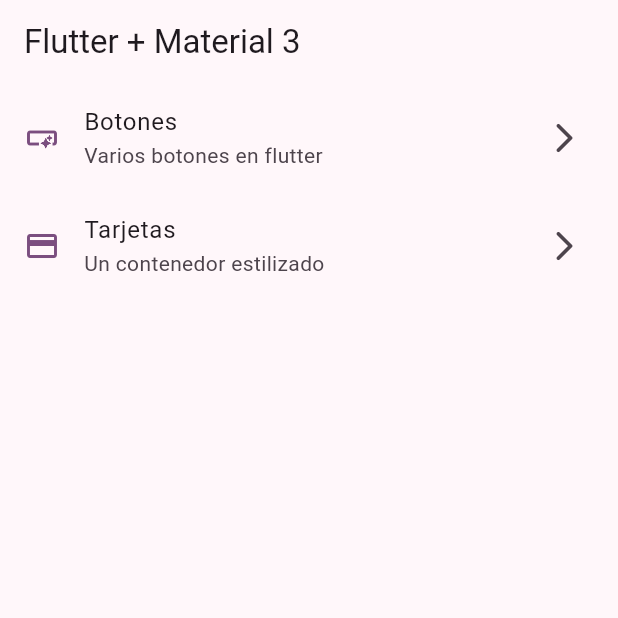
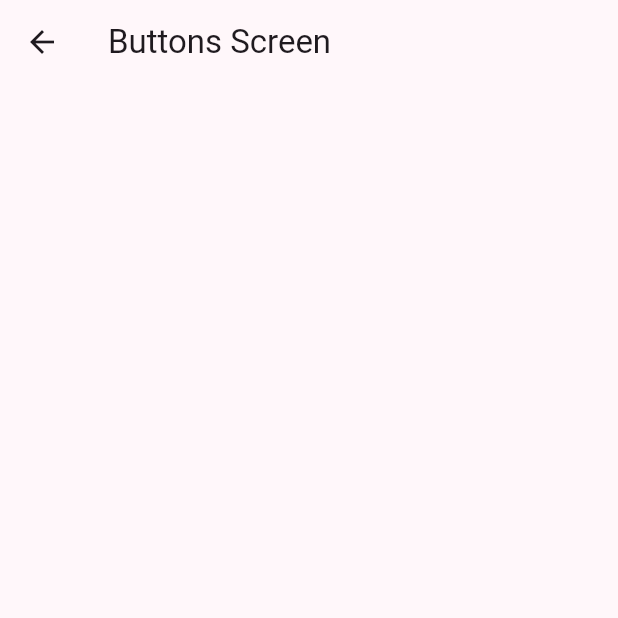
Before and after one commit to UrielCisneros/widgets_app, a Flutter app: the screen it shows after launch, after a tap on "Botones", on a phone screen of 412 x 824 dp, the top half of it. Run offline on Flutter 3.47's test engine with Material 2 defaults, Android fonts, the phone set to English and light mode, and no system bars.

```diff
--- a/lib/config/menu/menu_items.dart
+++ b/lib/config/menu/menu_items.dart
@@ -22,6 +22,6 @@ const appMenuItems = <MenuItems>[
   MenuItems(
       title: "Tarjetas",
       subTitle: "Un contenedor estilizado",
-      link: "/card",
+      link: "/cards",
       icon: Icons.credit_card),
 ];
--- a/lib/main.dart
+++ b/lib/main.dart
@@ -1,5 +1,7 @@
 import 'package:flutter/material.dart';
 import 'package:widgets_app/config/theme/app_theme.dart';
+import 'package:widgets_app/presentation/screens/buttons/buttons_screen.dart';
+import 'package:widgets_app/presentation/screens/cards/cards_screen.dart';
 import 'package:widgets_app/presentation/screens/home/home_screen.dart';
 
 void main() {
@@ -15,6 +17,10 @@ class MainApp extends StatelessWidget {
       debugShowCheckedModeBanner: false,
       theme: AppTheme(selectColor: 0).getTheme(),
       home: const HomeScreen(),
+      routes: {
+        '/buttons': (context) => const ButtonsScreen(),
+        '/cards': (context) => const CardsScreen()
+      },
     );
   }
 }
--- a/lib/presentation/screens/buttons/buttons_screen.dart
+++ b/lib/presentation/screens/buttons/buttons_screen.dart
@@ -0,0 +1,14 @@
+import 'package:flutter/material.dart';
+
+class ButtonsScreen extends StatelessWidget {
+  const ButtonsScreen({super.key});
+
+  @override
+  Widget build(BuildContext context) {
+    return Scaffold(
+      appBar: AppBar(
+        title: const Text("Buttons Screen"),
+      ),
+    );
+  }
+}
--- a/lib/presentation/screens/home/home_screen.dart
+++ b/lib/presentation/screens/home/home_screen.dart
@@ -1,5 +1,6 @@
 import 'package:flutter/material.dart';
 import 'package:widgets_app/config/menu/menu_items.dart';
+import 'package:widgets_app/presentation/screens/buttons/buttons_screen.dart';
 
 class HomeScreen extends StatelessWidget {
   const HomeScreen({super.key});
@@ -48,7 +49,15 @@ class _CustomListTile extends StatelessWidget {
       trailing: const Icon(Icons.arrow_forward_ios_rounded),
       title: Text(menuItem.title),
       subtitle: Text(menuItem.subTitle),
-      onTap: () {},
+      onTap: () {
+        //TODO: Navigate to others views
+        // Navigator.of(context).push(
+        //   MaterialPageRoute(
+        //     builder: (context) => const ButtonsScreen(),
+        //   ),
+        // );
+        Navigator.pushNamed(context, menuItem.link);
+      },
     );
   }
 }
```
